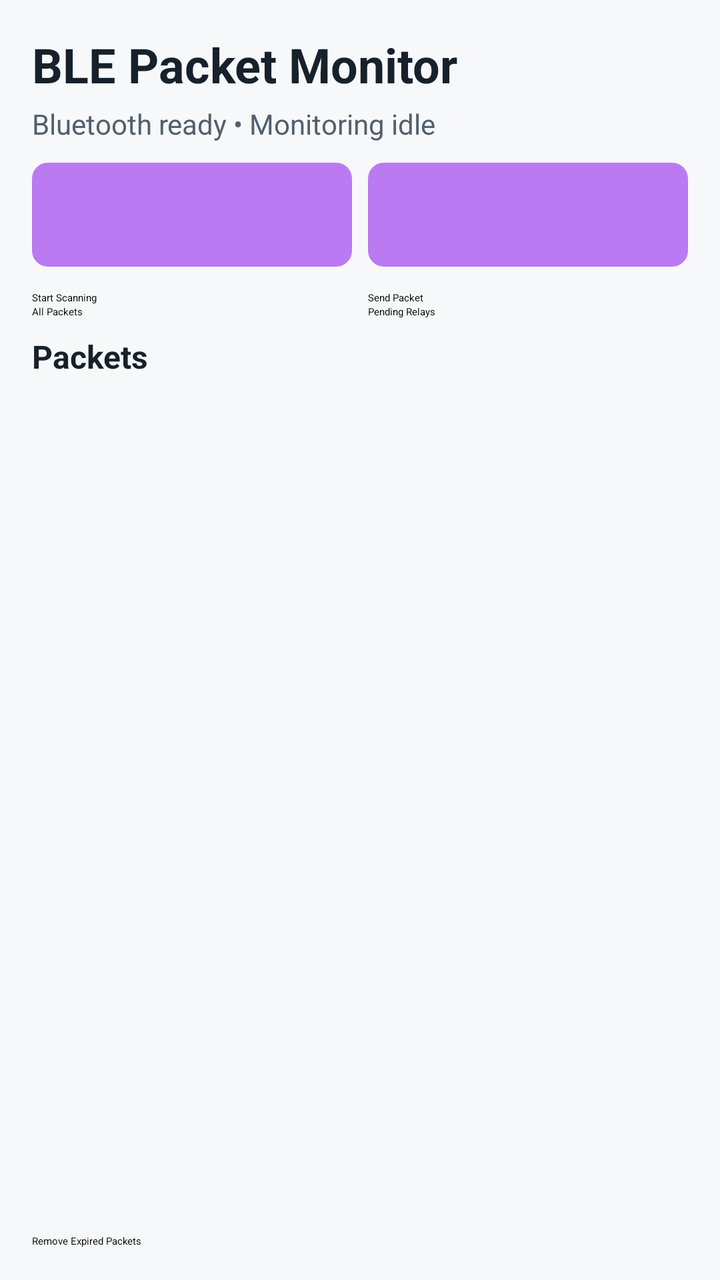
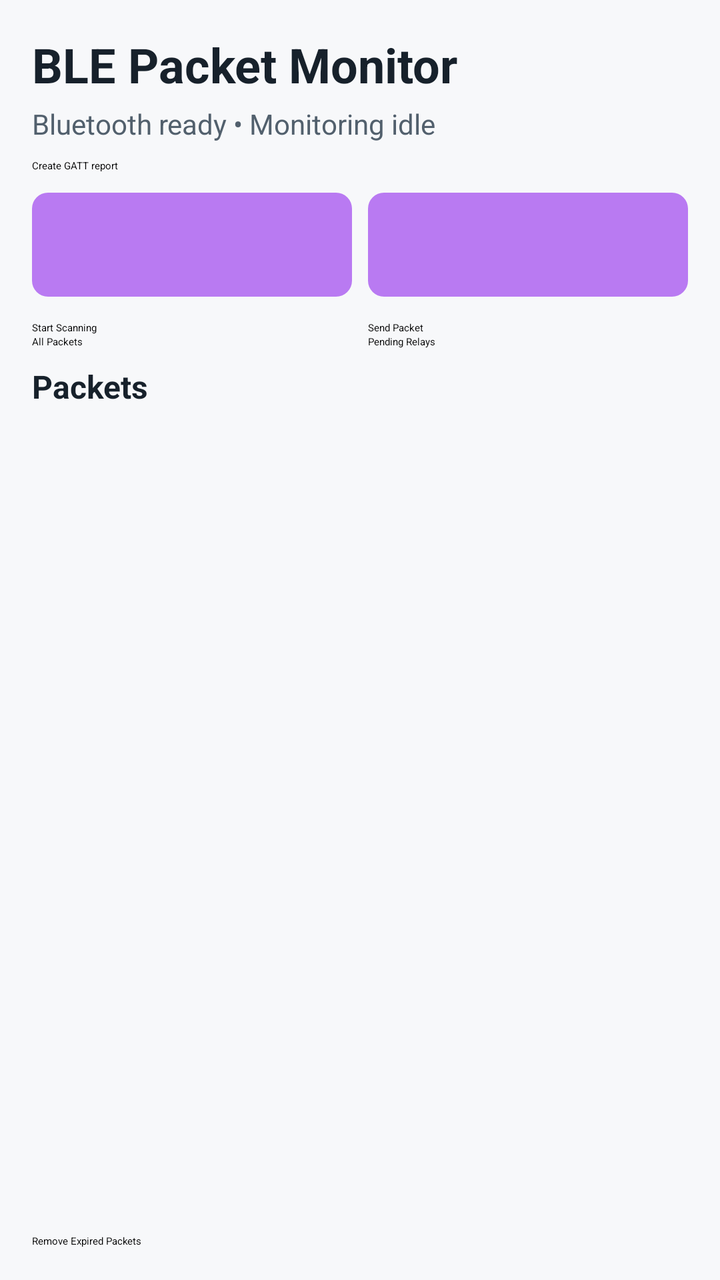

Screens rendered from an Android XML layout before and after an edit, with the pre-edit source and the edit as a unified diff.
<!-- AndroidManifest.xml: application theme Theme.MaterialComponents.DayNight.NoActionBar -->
<!-- res/layout/activity_main.xml -->
<?xml version="1.0" encoding="utf-8"?>
<LinearLayout xmlns:android="http://schemas.android.com/apk/res/android"
    android:layout_width="match_parent"
    android:layout_height="match_parent"
    android:orientation="vertical"
    android:padding="16dp"
    android:background="#F7F8FA">

    <TextView
        android:layout_width="match_parent"
        android:layout_height="wrap_content"
        android:text="BLE Packet Monitor"
        android:textColor="#17212B"
        android:textSize="24sp"
        android:textStyle="bold" />

    <TextView
        android:id="@+id/tv_connection_status"
        android:layout_width="match_parent"
        android:layout_height="wrap_content"
        android:layout_marginTop="4dp"
        android:text="Bluetooth ready • Monitoring idle"
        android:textColor="#52606D"
        android:textSize="14sp" />

    <LinearLayout
        android:layout_width="match_parent"
        android:layout_height="wrap_content"
        android:layout_marginTop="10dp"
        android:orientation="horizontal">

        <Spinner
        android:id="@+id/et_packet_type"
        android:layout_width="0dp"
        android:layout_height="52dp"
        android:layout_weight="1"
        android:background="@drawable/spinner_background"
        android:popupBackground="@drawable/spinner_dropdown"
        android:spinnerMode="dropdown"
        android:paddingStart="14dp"
        android:paddingEnd="14dp" />

        <Spinner
        android:id="@+id/et_packet_severity"
        android:layout_width="0dp"
        android:layout_height="52dp"
        android:layout_marginStart="8dp"
        android:layout_weight="1"
        android:background="@drawable/spinner_background"
        android:popupBackground="@drawable/spinner_dropdown"
        android:spinnerMode="dropdown"
        android:paddingStart="14dp"
        android:paddingEnd="14dp" />
    </LinearLayout>

    <LinearLayout
        android:layout_width="match_parent"
        android:layout_height="wrap_content"
        android:layout_marginTop="12dp"
        android:orientation="horizontal">

        <Button
            android:id="@+id/btn_start_scanning"
            android:layout_width="0dp"
            android:layout_height="wrap_content"
            android:layout_weight="1"
            android:text="Start Scanning" />

        <Button
            android:id="@+id/btn_start_advertising"
            android:layout_width="0dp"
            android:layout_height="wrap_content"
            android:layout_marginStart="8dp"
            android:layout_weight="1"
            android:text="Send Packet" />
    </LinearLayout>

    <LinearLayout
        android:layout_width="match_parent"
        android:layout_height="wrap_content"
        android:orientation="horizontal">

        <Button
            android:id="@+id/btn_filter_all"
            android:layout_width="0dp"
            android:layout_height="wrap_content"
            android:layout_weight="1"
            android:text="All Packets" />

        <Button
            android:id="@+id/btn_filter_pending"
            android:layout_width="0dp"
            android:layout_height="wrap_content"
            android:layout_marginStart="8dp"
            android:layout_weight="1"
            android:text="Pending Relays" />
    </LinearLayout>

    <TextView
        android:id="@+id/tv_packet_count"
        android:layout_width="match_parent"
        android:layout_height="wrap_content"
        android:layout_marginTop="8dp"
        android:text="Packets"
        android:textColor="#17212B"
        android:textSize="16sp"
        android:textStyle="bold" />

    <androidx.recyclerview.widget.RecyclerView
        android:id="@+id/recyclerView"
        android:layout_width="match_parent"
        android:layout_height="0dp"
        android:layout_marginTop="6dp"
        android:layout_weight="1"
        android:clipToPadding="false"
        android:paddingBottom="8dp" />

    <Button
        android:id="@+id/btn_remove_expired"
        android:layout_width="match_parent"
        android:layout_height="wrap_content"
        android:text="Remove Expired Packets" />

    <EditText
        android:id="@+id/etSender"
        android:layout_width="0dp"
        android:layout_height="0dp"
        android:visibility="gone" />

    <EditText
        android:id="@+id/etDisasterType"
        android:layout_width="0dp"
        android:layout_height="0dp"
        android:visibility="gone" />

    <EditText
        android:id="@+id/etDescription"
        android:layout_width="0dp"
        android:layout_height="0dp"
        android:visibility="gone" />

    <EditText
        android:id="@+id/etLocation"
        android:layout_width="0dp"
        android:layout_height="0dp"
        android:visibility="gone" />

    <Button
        android:id="@+id/btnSubmit"
        android:layout_width="0dp"
        android:layout_height="0dp"
        android:visibility="gone" />

</LinearLayout>
<!-- resources referenced by this layout -->
<resources>
  <!-- drawable spinner_background (drawable) -->
  <?xml version="1.0" encoding="utf-8"?>
  
  <shape xmlns:android="http://schemas.android.com/apk/res/android">
  
      <solid android:color="#B97AF2" />
  
      <corners android:radius="8dp" />
  
      <padding
          android:left="14dp"
          android:top="10dp"
          android:right="14dp"
          android:bottom="10dp" />
  
  </shape>
  <!-- drawable spinner_dropdown (drawable) -->
  <?xml version="1.0" encoding="utf-8"?>
  
  <shape xmlns:android="http://schemas.android.com/apk/res/android">
  
      <solid android:color="#FFFFFF" />
  
      <corners android:radius="8dp" />
  
      <stroke
          android:width="1dp"
          android:color="#E4E7EC" />
  
  </shape>
  <style name="Theme.MaterialComponents.DayNight.NoActionBar" parent="Theme.MaterialComponents.DayNight.NoActionBar">
          <item name="android:statusBarColor">@android:color/black</item>
      </style>
</resources>

<!-- the commit's change to res/layout/activity_main.xml (unified diff, before → after) -->
@@ -22,6 +22,13 @@
         android:text="Bluetooth ready • Monitoring idle"
         android:textColor="#52606D"
         android:textSize="14sp" />
+
+    <Button
+        android:id="@+id/btn_new_gatt_report"
+        android:layout_width="match_parent"
+        android:layout_height="wrap_content"
+        android:layout_marginTop="8dp"
+        android:text="Create GATT report" />
 
     <LinearLayout
         android:layout_width="match_parent"
